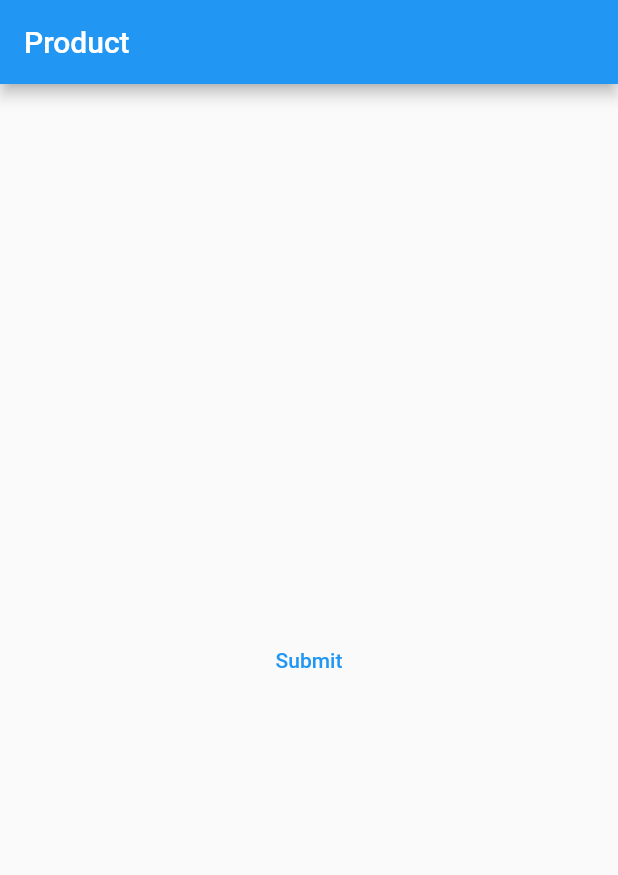
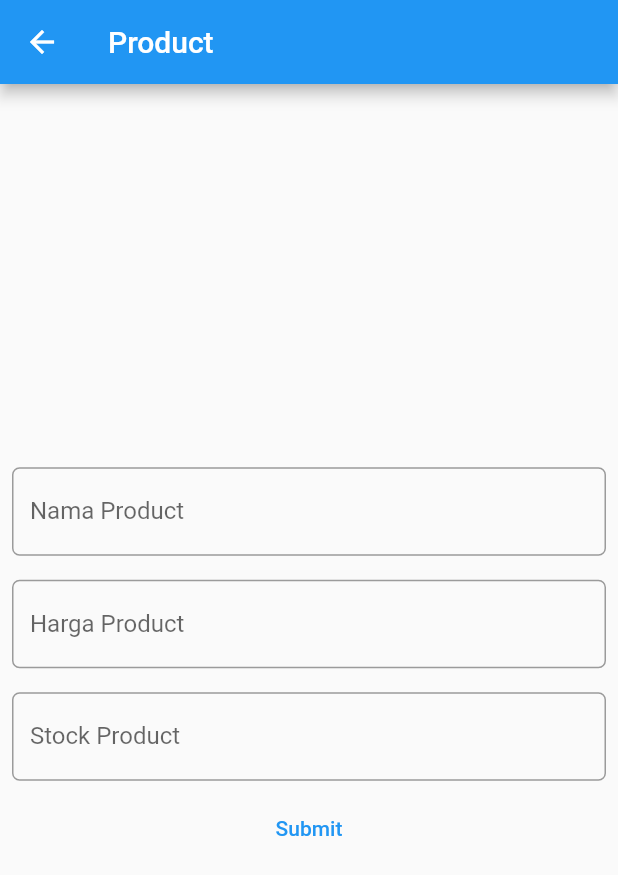
Before and after one commit to tikayesi/ecommerce-flutter-getit, a Flutter app: the ProductScreen screen opened directly, on a phone screen of 412 x 824 dp. Shown: the top 875 px of the screen. Run offline on Flutter 3.47's test engine with Material 2 defaults, Android fonts, the phone set to English and light mode, and no system bars; our stand-ins replace dio, get_it; network calls fail.

Commit message:
able using get it

```diff
--- a/assets/config/dev.json
+++ b/assets/config/dev.json
@@ -1,3 +1,3 @@
 {
-  "BASE_URL": "http://10.10.50.137:3000"
+  "BASE_URL": "http://10.10.50.71:3000"
 }
--- a/lib/data/repository/product_repo.dart
+++ b/lib/data/repository/product_repo.dart
@@ -1,6 +1,6 @@
 import 'package:flutter_proj/model/product.dart';
 
 abstract class ProductRepo{
-  Future<List<Product>> getProducts();
+  Future<List<dynamic>> getProducts();
   Future<Product> addProduct(Product product);
 }
--- a/lib/model/product.dart
+++ b/lib/model/product.dart
@@ -1,10 +1,10 @@
 class Product{
-  String id;
+  String? id;
   String name;
   int productPrice;
   int stock;
 
-  Product({required this.id, required this.name, required this.productPrice, required this.stock});
+  Product({this.id, required this.name, required this.productPrice, required this.stock});
 
   Map<String, dynamic> toMap() => {
     'id' : id,
--- /dev/null
+++ b/lib/screens/product/product_form_screen.dart
@@ -0,0 +1,95 @@
+import 'package:flutter/material.dart';
+import 'package:flutter_proj/ioc.dart';
+import 'package:flutter_proj/model/product.dart';
+import 'package:flutter_proj/screens/product/product_viewmodel.dart';
+import 'package:provider/provider.dart';
+
+class ProductScreen extends StatefulWidget {
+  const ProductScreen({Key? key}) : super(key: key);
+
+  @override
+  _ProductScreenState createState() => _ProductScreenState();
+}
+
+class _ProductScreenState extends State<ProductScreen> {
+  final ProductViewModel _productViewModel = getIt<ProductViewModel>();
+  final nameController = TextEditingController();
+  final priceController = TextEditingController();
+  final stockController = TextEditingController();
+
+  @override
+  Widget build(BuildContext context) {
+    return Scaffold(
+      appBar: AppBar(
+        title: const Text('Product'),
+      ),
+      body: ChangeNotifierProvider(
+        create: (_){
+          return _productViewModel;
+        },
+        child: Center(
+          child: Consumer<ProductViewModel>(
+            builder: (context, viewModel, child){
+              return Stack(
+                children: [
+                  Column(
+                    mainAxisAlignment: MainAxisAlignment.center,
+                    children: [
+                      Padding(
+                        padding: const EdgeInsets.all(8.0),
+                        child: TextFormField(
+                          decoration: InputDecoration(
+                            hintText: "Nama Product",
+                            labelText: "Nama Product",
+                            border: OutlineInputBorder(
+                              borderRadius: BorderRadius.circular(5.0)
+                            )
+                          ),
+                          controller: nameController,
+                        ),
+                      ),
+                      Padding(
+                        padding: const EdgeInsets.all(8.0),
+                        child: TextFormField(
+                          decoration: InputDecoration(
+                              hintText: "Harga Product",
+                              labelText: "Harga Product",
+                              border: OutlineInputBorder(
+                                  borderRadius: BorderRadius.circular(5.0)
+                              )
+                          ),
+                          controller: priceController,
+                        ),
+                      ),
+                      Padding(
+                        padding: const EdgeInsets.all(8.0),
+                        child: TextFormField(
+                          decoration: InputDecoration(
+                              hintText: "Stock Product",
+                              labelText: "Stock Product",
+                              border: OutlineInputBorder(
+                                  borderRadius: BorderRadius.circular(5.0)
+                              )
+                          ),
+                          controller: stockController,
+                        ),
+                      ),
+                      TextButton(onPressed: (){
+                        setState(() {
+                          viewModel.onPostProduct(
+                              Product(name: nameController.text,
+                                      productPrice: int.parse(priceController.text),
+                                      stock: int.parse(stockController.text)));
+                        });
+                      }, child: const Text('Submit'))
+                    ],
+                  ),
+                ],
+              );
+            },
+          ),
+        ),
+      ),
+    );
+  }
+}
--- a/lib/screens/product/product_screen.dart
+++ /dev/null
@@ -1,46 +0,0 @@
-import 'package:flutter/cupertino.dart';
-import 'package:flutter/material.dart';
-import 'package:flutter_proj/ioc.dart';
-import 'package:flutter_proj/model/product.dart';
-import 'package:flutter_proj/screens/product/product_viewmodel.dart';
-import 'package:provider/provider.dart';
-
-class ProductScreen extends StatefulWidget {
-  const ProductScreen({Key? key}) : super(key: key);
-
-  @override
-  _ProductScreenState createState() => _ProductScreenState();
-}
-
-class _ProductScreenState extends State<ProductScreen> {
-  final ProductViewModel _productViewModel = getIt<ProductViewModel>();
-
-  @override
-  Widget build(BuildContext context) {
-    return Scaffold(
-      appBar: AppBar(
-        title: const Text('Product'),
-      ),
-      body: ChangeNotifierProvider(
-        create: (_){
-          return _productViewModel;
-        },
-        child: Center(
-          child: Consumer<ProductViewModel>(
-            builder: (context, viewModel, child){
-              return Stack(
-                children: [
-                  TextButton(onPressed: (){
-                    setState(() {
-                      viewModel.onPostProduct(Product(id:"001",name: "Shampoo",productPrice: 20000,stock: 5));
-                    });
-                  }, child: Text('Submit'))
-                ],
-              );
-            },
-          ),
-        ),
-      ),
-    );
-  }
-}
--- a/lib/screens/product/product_viewmodel.dart
+++ b/lib/screens/product/product_viewmodel.dart
@@ -1,18 +1,21 @@
 import 'package:flutter/cupertino.dart';
+import 'package:flutter_proj/use_cases/product_getdata.dart';
 import 'package:flutter_proj/use_cases/product_postdata.dart';
 
 import '../../model/product.dart';
 
 class ProductViewModel with ChangeNotifier {
   final ProductPostData _productPostData;
+  final ProductGetData _productGetData;
 
   late Product product;
 
-  ProductViewModel(this._productPostData);
+  ProductViewModel(this._productPostData, this._productGetData);
 
   Future<void> onPostProduct(Product product) async {
     notifyListeners();
     try {
+      print('RESPONSE GET PRODUCT');
       final res = await _productPostData(product);
       print('RESPONSE');
       print(res.name);
@@ -23,4 +26,18 @@ class ProductViewModel with ChangeNotifier {
     }
   }
 
+  Future<List<dynamic>?> onGetProducts() async {
+    notifyListeners();
+    try{
+      final res = await _productGetData();
+      print("GET ALL PRODUCT");
+      print(res[0].name);
+      notifyListeners();
+      return res;
+    } catch (e) {
+      print(e);
+      notifyListeners();
+    }
+  }
+
 }
--- /dev/null
+++ b/lib/use_cases/product_getdata.dart
@@ -0,0 +1,15 @@
+import 'package:flutter_proj/data/repository/product_repo.dart';
+import 'package:flutter_proj/model/product.dart';
+
+class ProductGetData {
+  final ProductRepo _productRepo;
+
+  ProductGetData(this._productRepo);
+
+  Future<List<dynamic>> call()async{
+    print('CALL USE CASE GET PRODUCT');
+    List<dynamic> prod = await _productRepo.getProducts();
+    print(prod);
+    return prod;
+  }
+}
```
Also changed, not shown: lib/data/repository/product_repo_api_impl.dart (+5 -3 lines), lib/ioc.dart (+6 -1 lines), lib/main.dart (+2 -96 lines), lib/model/product_response.dart (added, +14 -0 lines), lib/screens/product/product_list_screen.dart (added, +68 -0 lines), ok.json (added, +92 -0 lines).
